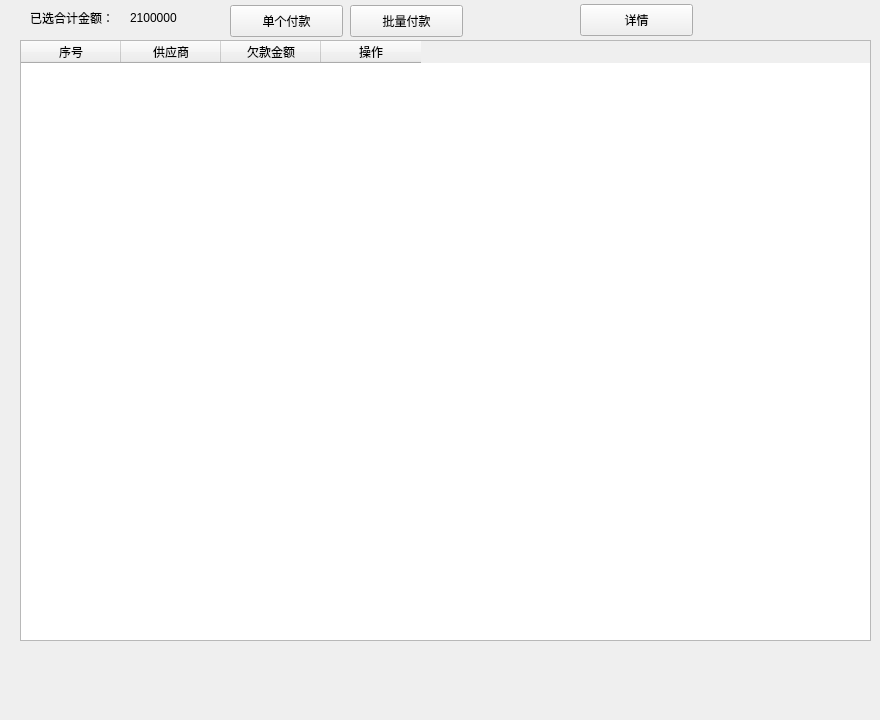
First picture: the form in View/supplier/ui/ui_supplier_arrears.ui, repository zgj0607/Py-store, before the edit.
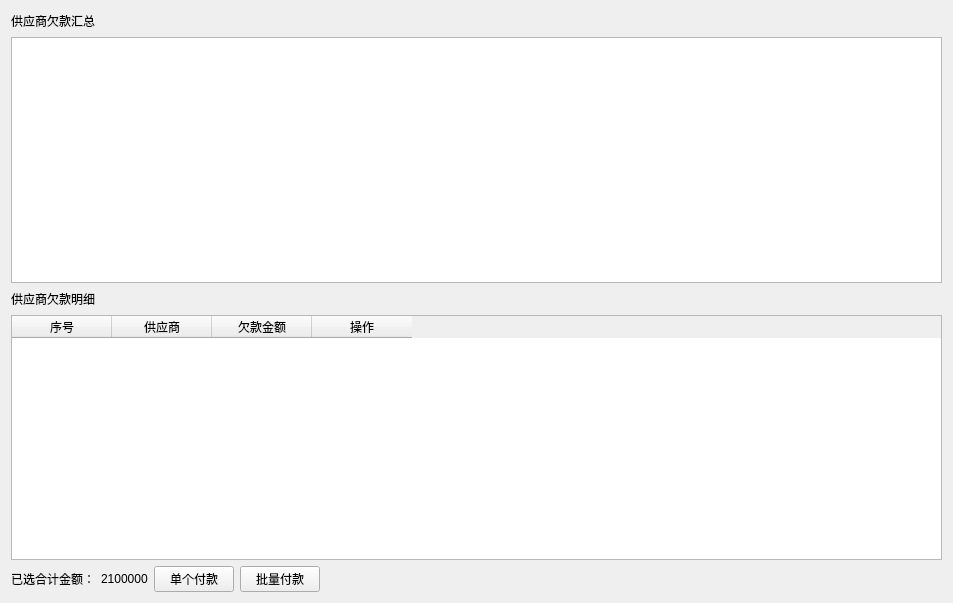
Second picture: the form after the edit.

Patch:
```diff
--- a/View/supplier/ui/ui_supplier_arrears.ui
+++ b/View/supplier/ui/ui_supplier_arrears.ui
@@ -6,22 +6,76 @@
    <rect>
     <x>0</x>
     <y>0</y>
-    <width>880</width>
-    <height>720</height>
+    <width>953</width>
+    <height>603</height>
    </rect>
   </property>
   <property name="windowTitle">
    <string>Form</string>
   </property>
-  <widget class="QTableWidget" name="tableWidget">
-   <property name="geometry">
-    <rect>
-     <x>20</x>
-     <y>40</y>
-     <width>851</width>
-     <height>601</height>
-    </rect>
-   </property>
+  <layout class="QVBoxLayout" name="verticalLayout">
+   <item>
+    <layout class="QHBoxLayout" name="horizontalLayout_2">
+     <item>
+      <widget class="QLabel" name="label_3">
+       <property name="text">
+        <string>供应商欠款汇总</string>
+       </property>
+      </widget>
+     </item>
+     <item>
+      <spacer name="horizontalSpacer_2">
+       <property name="orientation">
+        <enum>Qt::Horizontal</enum>
+       </property>
+       <property name="sizeHint" stdset="0">
+        <size>
+         <width>40</width>
+         <height>20</height>
+        </size>
+       </property>
+      </spacer>
+     </item>
+    </layout>
+   </item>
+   <item>
+    <widget class="QTableView" name="summary_table"/>
+   </item>
+   <item>
+    <layout class="QHBoxLayout" name="horizontalLayout_3">
+     <item>
+      <widget class="QLabel" name="label_4">
+       <property name="text">
+        <string>供应商欠款明细</string>
+       </property>
+      </widget>
+     </item>
+     <item>
+      <spacer name="horizontalSpacer_3">
+       <property name="orientation">
+        <enum>Qt::Horizontal</enum>
+       </property>
+       <property name="sizeHint" stdset="0">
+        <size>
+         <width>40</width>
+         <height>20</height>
+        </size>
+       </property>
+      </spacer>
+     </item>
+    </layout>
+   </item>
+   <item>
+    <widget class="QTableWidget" name="detail_table">
+     <property name="selectionBehavior">
+      <enum>QAbstractItemView::SelectRows</enum>
+     </property>
+     <property name="sortingEnabled">
+      <bool>true</bool>
+     </property>
+     <attribute name="verticalHeaderVisible">
+      <bool>false</bool>
+     </attribute>
    <column>
     <property name="text">
      <string>序号</string>
@@ -43,71 +97,53 @@
     </property>
    </column>
   </widget>
-  <widget class="QPushButton" name="singleButton">
-   <property name="geometry">
-    <rect>
-     <x>230</x>
-     <y>5</y>
-     <width>113</width>
-     <height>32</height>
-    </rect>
-   </property>
-   <property name="text">
-    <string>单个付款</string>
-   </property>
-  </widget>
-  <widget class="QPushButton" name="moreButton">
-   <property name="geometry">
-    <rect>
-     <x>350</x>
-     <y>5</y>
-     <width>113</width>
-     <height>32</height>
-    </rect>
-   </property>
-   <property name="text">
-    <string>批量付款</string>
-   </property>
-  </widget>
-  <widget class="QPushButton" name="detailButton">
-   <property name="geometry">
-    <rect>
-     <x>580</x>
-     <y>4</y>
-     <width>113</width>
-     <height>32</height>
-    </rect>
-   </property>
-   <property name="text">
-    <string>详情</string>
-   </property>
-  </widget>
+   </item>
+   <item>
+    <layout class="QHBoxLayout" name="horizontalLayout">
+     <item>
   <widget class="QLabel" name="label">
-   <property name="geometry">
-    <rect>
-     <x>30</x>
-     <y>10</y>
-     <width>91</width>
-     <height>16</height>
-    </rect>
-   </property>
    <property name="text">
     <string>已选合计金额：</string>
    </property>
   </widget>
+     </item>
+     <item>
   <widget class="QLabel" name="label_2">
-   <property name="geometry">
-    <rect>
-     <x>130</x>
-     <y>10</y>
-     <width>60</width>
-     <height>16</height>
-    </rect>
-   </property>
    <property name="text">
     <string>2100000</string>
    </property>
   </widget>
+     </item>
+     <item>
+      <widget class="QPushButton" name="single_button">
+       <property name="text">
+        <string>单个付款</string>
+       </property>
+      </widget>
+     </item>
+     <item>
+      <widget class="QPushButton" name="bulk_button">
+       <property name="text">
+        <string>批量付款</string>
+       </property>
+      </widget>
+     </item>
+     <item>
+      <spacer name="horizontalSpacer">
+       <property name="orientation">
+        <enum>Qt::Horizontal</enum>
+       </property>
+       <property name="sizeHint" stdset="0">
+        <size>
+         <width>40</width>
+         <height>20</height>
+        </size>
+       </property>
+      </spacer>
+     </item>
+    </layout>
+   </item>
+  </layout>
  </widget>
  <resources/>
  <connections/>
```
Left out of the diff: 4 changed lines with no effect on the pictures. Lines whose indentation alone changed are shown as unchanged.
